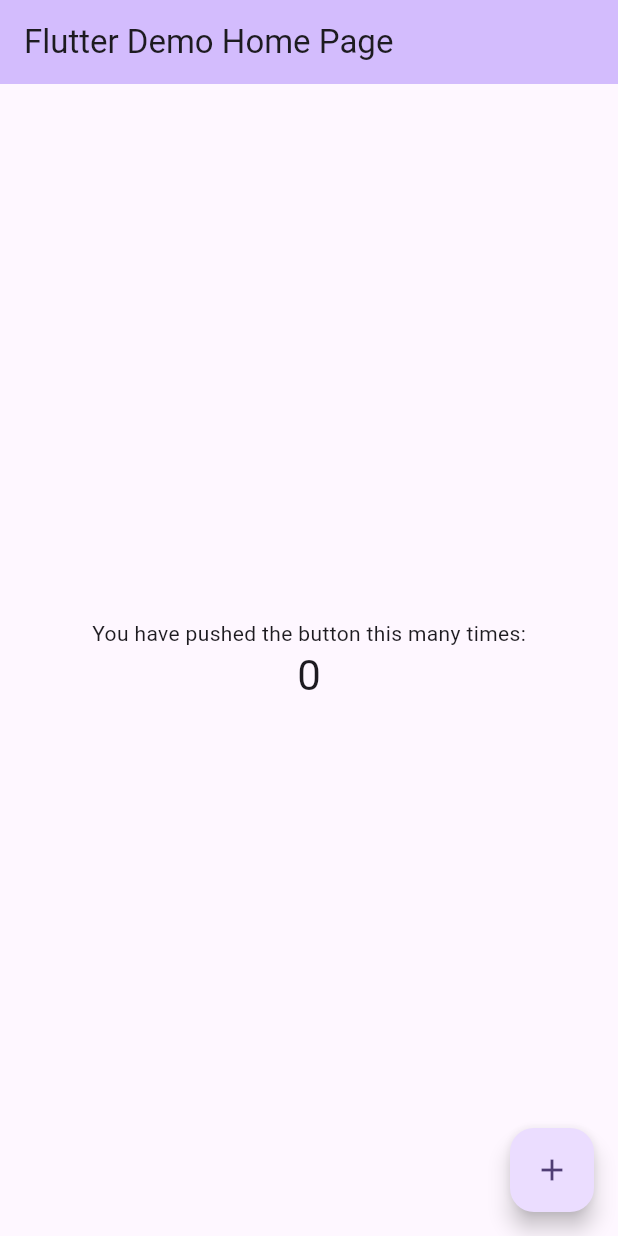
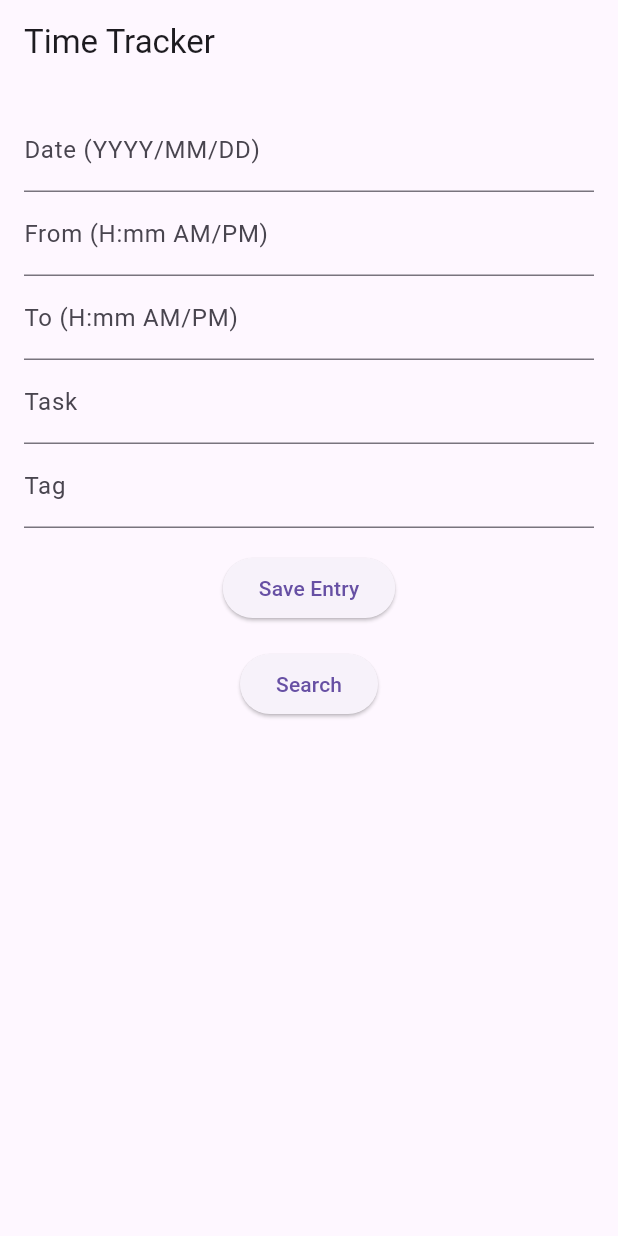
Before and after one commit to arthurwb/ASE456-Individual-Project, a Flutter app: the screen it shows after launch, on a phone screen of 412 x 824 dp. Run offline on Flutter 3.47's test engine with Material 3 defaults, Android fonts, the phone set to English and light mode, and no system bars; our stand-ins replace cloud_firestore, firebase_core; accounts and stored records are empty.

```diff
--- a/lib/main.dart
+++ b/lib/main.dart
@@ -1,125 +1,315 @@
 import 'package:flutter/material.dart';
+import 'package:cloud_firestore/cloud_firestore.dart';
+import 'package:firebase_core/firebase_core.dart';
+import 'firebase_options.dart';
 
-void main() {
-  runApp(const MyApp());
+import 'util/handle_input.dart';
+
+void main() async {
+  WidgetsFlutterBinding.ensureInitialized();
+
+  await Firebase.initializeApp(
+    options: DefaultFirebaseOptions.currentPlatform,
+  );
+
+  FirebaseFirestore firestore = FirebaseFirestore.instance;
+
+  runApp(MyApp(firestore: firestore));
 }
 
 class MyApp extends StatelessWidget {
-  const MyApp({super.key});
+  final FirebaseFirestore firestore;
 
-  // This widget is the root of your application.
+  const MyApp({Key? key, required this.firestore}) : super(key: key);
+
   @override
   Widget build(BuildContext context) {
     return MaterialApp(
-      title: 'Flutter Demo',
-      theme: ThemeData(
-        // This is the theme of your application.
-        //
-        // TRY THIS: Try running your application with "flutter run". You'll see
-        // the application has a blue toolbar. Then, without quitting the app,
-        // try changing the seedColor in the colorScheme below to Colors.green
-        // and then invoke "hot reload" (save your changes or press the "hot
-        // reload" button in a Flutter-supported IDE, or press "r" if you used
-        // the command line to start the app).
-        //
-        // Notice that the counter didn't reset back to zero; the application
-        // state is not lost during the reload. To reset the state, use hot
-        // restart instead.
-        //
-        // This works for code too, not just values: Most code changes can be
-        // tested with just a hot reload.
-        colorScheme: ColorScheme.fromSeed(seedColor: Colors.deepPurple),
-        useMaterial3: true,
-      ),
-      home: const MyHomePage(title: 'Flutter Demo Home Page'),
+      title: 'Time Tracker App',
+      home: TimeTrackerScreen(firestore: firestore),
     );
   }
 }
 
-class MyHomePage extends StatefulWidget {
-  const MyHomePage({super.key, required this.title});
+class TimeTrackerScreen extends StatefulWidget {
+  final FirebaseFirestore firestore;
 
-  // This widget is the home page of your application. It is stateful, meaning
-  // that it has a State object (defined below) that contains fields that affect
-  // how it looks.
-
-  // This class is the configuration for the state. It holds the values (in this
-  // case the title) provided by the parent (in this case the App widget) and
-  // used by the build method of the State. Fields in a Widget subclass are
-  // always marked "final".
-
-  final String title;
+  const TimeTrackerScreen({Key? key, required this.firestore}) : super(key: key);
 
   @override
-  State<MyHomePage> createState() => _MyHomePageState();
+  _TimeTrackerScreenState createState() => _TimeTrackerScreenState();
 }
 
-class _MyHomePageState extends State<MyHomePage> {
-  int _counter = 0;
+class _TimeTrackerScreenState extends State<TimeTrackerScreen> {
+  final TextEditingController dateController = TextEditingController();
+  final TextEditingController fromController = TextEditingController();
+  final TextEditingController toController = TextEditingController();
+  final TextEditingController taskController = TextEditingController();
+  final TextEditingController tagController = TextEditingController();
 
-  void _incrementCounter() {
-    setState(() {
-      // This call to setState tells the Flutter framework that something has
-      // changed in this State, which causes it to rerun the build method below
-      // so that the display can reflect the updated values. If we changed
-      // _counter without calling setState(), then the build method would not be
-      // called again, and so nothing would appear to happen.
-      _counter++;
+  List<Widget> matchingDocuments = [];
+
+  @override
+  Widget build(BuildContext context) {
+    return Scaffold(
+      appBar: AppBar(
+        title: Text('Time Tracker'),
+      ),
+      body: Padding(
+        padding: EdgeInsets.all(16.0),
+        child: SingleChildScrollView(
+          child: Column(
+            crossAxisAlignment: CrossAxisAlignment.start,
+            children: <Widget>[
+              TextField(
+                controller: dateController,
+                decoration: InputDecoration(labelText: 'Date (YYYY/MM/DD)'),
+              ),
+              TextField(
+                controller: fromController,
+                decoration: InputDecoration(labelText: 'From (H:mm AM/PM)'),
+              ),
+              TextField(
+                controller: toController,
+                decoration: InputDecoration(labelText: 'To (H:mm AM/PM)'),
+              ),
+              TextField(
+                controller: taskController,
+                decoration: InputDecoration(labelText: 'Task'),
+              ),
+              TextField(
+                controller: tagController,
+                decoration: InputDecoration(labelText: 'Tag'),
+              ),
+              SizedBox(height: 16.0),
+              Center(
+                child: Column(children: [
+                  ElevatedButton(
+                    onPressed: () {
+                      saveTimeEntry();
+                    },
+                    child: Text('Save Entry'),
+                  ),
+                  SizedBox(height: 16.0),
+                  ElevatedButton(
+                    onPressed: () {
+                      showTagSearchDialog();
+                    },
+                    child: Text('Search'),
+                  ),
+                  SizedBox(
+                    height: 16.0,
+                  ),
+                  Column(
+                    children: matchingDocuments,
+                  ),
+                ]),
+              )
+              // SizedBox(height: 16.0,),
+              // StreamBuilder<QuerySnapshot>(
+              //   stream: timeEntries.snapshots(),
+              //   builder: (context, snapshot) {
+              //     if (snapshot.hasError) {
+              //       return Text('Error: ${snapshot.error}');
+              //     }
+
+              //     if (snapshot.connectionState == ConnectionState.waiting) {
+              //       return CircularProgressIndicator();
+              //     }
+
+              //     if (snapshot.data == null) {
+              //       return Text('No data available');
+              //     }
+
+              //     // Display the list of time entries
+              //     return Column(
+              //       children:
+              //           snapshot.data!.docs.map((DocumentSnapshot document) {
+              //         Map<String, dynamic> data =
+              //             document.data() as Map<String, dynamic>;
+              //         return ListTile(
+              //           title: Text(
+              //               'Date: ${data['date']}, Task: ${data['task']}, Tag: ${data['tag']}'),
+              //         );
+              //       }).toList(),
+              //     );
+              //   },
+              // ),
+            ],
+          ),
+        ),
+      ),
+    );
+  }
+
+  void showTagSearchDialog() {
+    String tagQuery = '';
+    String selectedSearchCriteria = 'tag'; // Default search criteria
+
+    showDialog(
+      context: context,
+      builder: (BuildContext context) {
+        return StatefulBuilder(
+          builder: (BuildContext context, StateSetter setState) {
+            return AlertDialog(
+              title: Text('Search'),
+              content: Column(
+                mainAxisSize: MainAxisSize.min,
+                children: [
+                  DropdownButton<String>(
+                    value: selectedSearchCriteria,
+                    onChanged: (String? newValue) {
+                      setState(() {
+                        selectedSearchCriteria = newValue!;
+                      });
+                    },
+                    items: <String>['date', 'task', 'tag']
+                        .map<DropdownMenuItem<String>>((String value) {
+                      return DropdownMenuItem<String>(
+                        value: value,
+                        child: Text(value),
+                      );
+                    }).toList(),
+                  ),
+                  SizedBox(height: 16.0),
+                  TextField(
+                    controller: TextEditingController()..text = tagQuery,
+                    onChanged: (value) {
+                      tagQuery = value;
+                    },
+                    decoration: InputDecoration(
+                        labelText: 'Enter $selectedSearchCriteria'),
+                  ),
+                ],
+              ),
+              actions: <Widget>[
+                TextButton(
+                  onPressed: () {
+                    Navigator.of(context).pop(); // Cancel Button
+                  },
+                  child: Text('Cancel'),
+                ),
+                TextButton(
+                  onPressed: () {
+                    // Fetch and display documents based on the selected criteria and input
+                    fetchDocuments(selectedSearchCriteria, tagQuery);
+                    Navigator.of(context).pop();
+                  },
+                  child: Text('Submit'),
+                ),
+                TextButton(
+                  onPressed: () {
+                    // Display all documents
+                    fetchAllDocuments();
+                    Navigator.of(context).pop();
+                  },
+                  child: Text('Display All'),
+                ),
+              ],
+            );
+          },
+        );
+      },
+    );
+  }
+
+  void fetchDocuments(String searchCriteria, String query) {
+    // Fetch and display documents based on the provided search criteria and query
+    // You can customize this part based on your database structure
+    // Here, we assume 'tag' is a field in the documents
+
+    String fieldToQuery = searchCriteria;
+
+    if (searchCriteria == 'date') {
+      fieldToQuery = 'date';
+      query = HandleInput().handleDate(query);
+    } else if (searchCriteria == 'task') {
+      fieldToQuery = 'task';
+    } else {
+      fieldToQuery = 'tag';
+    }
+
+    widget.firestore
+        .collection('time_entries')
+        .where(fieldToQuery, isEqualTo: query)
+        .get()
+        .then((QuerySnapshot querySnapshot) {
+      setState(() {
+        matchingDocuments.clear(); // Clear the previous results
+
+        if (querySnapshot.docs.isEmpty) {
+          // No matching documents found, show a Snackbar
+          ScaffoldMessenger.of(context).showSnackBar(
+            SnackBar(
+              content: Text('No matching documents found'),
+              duration: Duration(seconds: 2),
+            ),
+          );
+        } else {
+          // Matching documents found, create ListTile widgets
+          querySnapshot.docs.forEach((DocumentSnapshot document) {
+            Map<String, dynamic> data = document.data() as Map<String, dynamic>;
+
+            // Create a ListTile widget for each matching document
+            matchingDocuments.add(
+              ListTile(
+                title: Text(
+                    'Date: ${data['date']}, ${data['from']} - ${data['to']}, Task: ${data['task']}, Tag: ${data['tag']}'),
+              ),
+            );
+          });
+        }
+      });
     });
   }
 
-  @override
-  Widget build(BuildContext context) {
-    // This method is rerun every time setState is called, for instance as done
-    // by the _incrementCounter method above.
-    //
-    // The Flutter framework has been optimized to make rerunning build methods
-    // fast, so that you can just rebuild anything that needs updating rather
-    // than having to individually change instances of widgets.
-    return Scaffold(
-      appBar: AppBar(
-        // TRY THIS: Try changing the color here to a specific color (to
-        // Colors.amber, perhaps?) and trigger a hot reload to see the AppBar
-        // change color while the other colors stay the same.
-        backgroundColor: Theme.of(context).colorScheme.inversePrimary,
-        // Here we take the value from the MyHomePage object that was created by
-        // the App.build method, and use it to set our appbar title.
-        title: Text(widget.title),
-      ),
-      body: Center(
-        // Center is a layout widget. It takes a single child and positions it
-        // in the middle of the parent.
-        child: Column(
-          // Column is also a layout widget. It takes a list of children and
-          // arranges them vertically. By default, it sizes itself to fit its
-          // children horizontally, and tries to be as tall as its parent.
-          //
-          // Column has various properties to control how it sizes itself and
-          // how it positions its children. Here we use mainAxisAlignment to
-          // center the children vertically; the main axis here is the vertical
-          // axis because Columns are vertical (the cross axis would be
-          // horizontal).
-          //
-          // TRY THIS: Invoke "debug painting" (choose the "Toggle Debug Paint"
-          // action in the IDE, or press "p" in the console), to see the
-          // wireframe for each widget.
-          mainAxisAlignment: MainAxisAlignment.center,
-          children: <Widget>[
-            const Text(
-              'You have pushed the button this many times:',
+  void fetchAllDocuments() {
+    // Fetch and display all documents
+    widget.firestore.collection('time_entries').get().then((QuerySnapshot querySnapshot) {
+      setState(() {
+        matchingDocuments.clear(); // Clear the previous results
+        querySnapshot.docs.forEach((DocumentSnapshot document) {
+          Map<String, dynamic> data = document.data() as Map<String, dynamic>;
+
+          // Create a ListTile widget for each document
+          matchingDocuments.add(
+            ListTile(
+              title: Text(
+                  'Date: ${data['date']}, ${data['from']} - ${data['to']}, Task: ${data['task']}, Tag: ${data['tag']}'),
             ),
-            Text(
-              '$_counter',
-              style: Theme.of(context).textTheme.headlineMedium,
-            ),
-          ],
+          );
+        });
+      });
+    });
+  }
+
+  void saveTimeEntry() {
+    String date = HandleInput().handleDate(dateController.text);
+    String start = HandleInput().handleTime(fromController.text);
+    String finish = HandleInput().handleTime(toController.text);
+
+    if (date.isNotEmpty && start.isNotEmpty && finish.isNotEmpty) {
+      widget.firestore.collection('time_entries').add({
+        'date': date,
+        'from': start,
+        'to': finish,
+        'task': taskController.text,
+        'tag': tagController.text,
+      });
+    } else {
+      ScaffoldMessenger.of(context).showSnackBar(
+        const SnackBar(
+          content: Text('Incorrect Input Format!'),
+          duration: Duration(seconds: 2),
         ),
-      ),
-      floatingActionButton: FloatingActionButton(
-        onPressed: _incrementCounter,
-        tooltip: 'Increment',
-        child: const Icon(Icons.add),
-      ), // This trailing comma makes auto-formatting nicer for build methods.
-    );
+      );
+    }
+
+    // Clear input fields after saving
+    dateController.clear();
+    fromController.clear();
+    toController.clear();
+    taskController.clear();
+    tagController.clear();
   }
 }
```
Also changed, not shown: lib/util/handle_input.dart (added, +32 -0 lines), pubspec.yaml (+6 -1 lines), lib/firebase_options.dart (added), lib/util/search_popup.dart (added), pubspec.lock, 9 other files.
